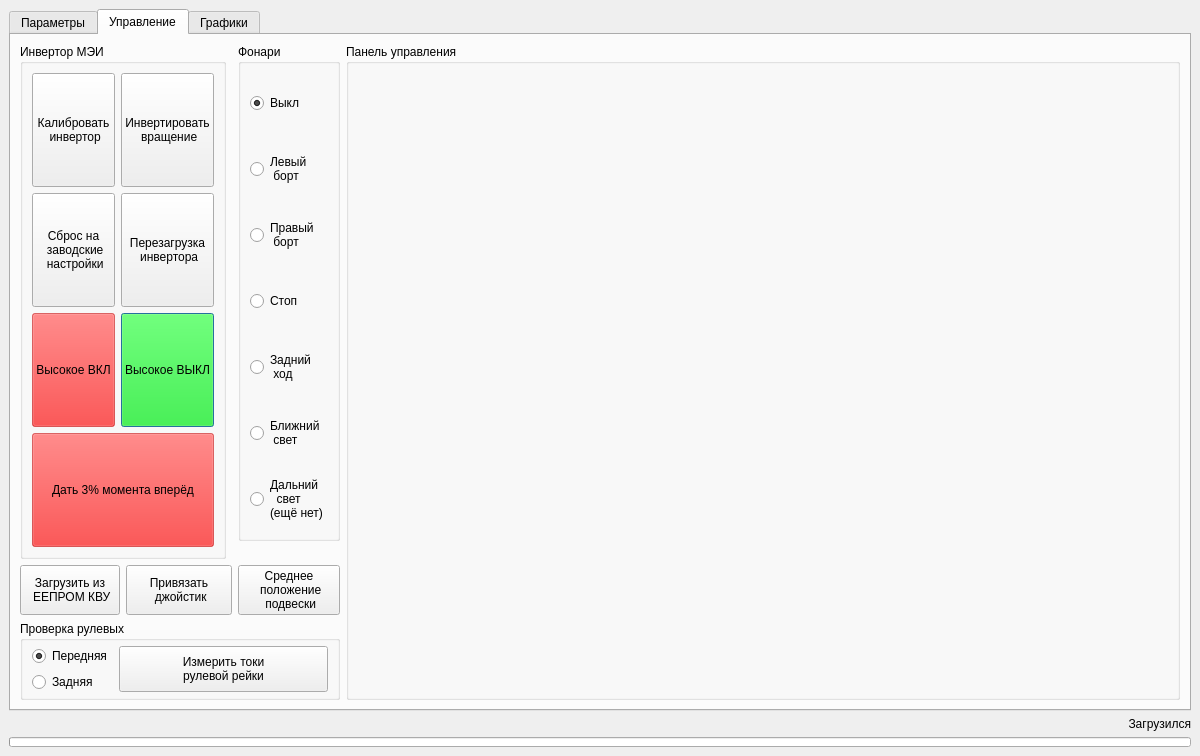
Before: the Qt Designer form VMU_monitor_v3.ui in hochu-leto/EVIS, drawn with Qt 5.
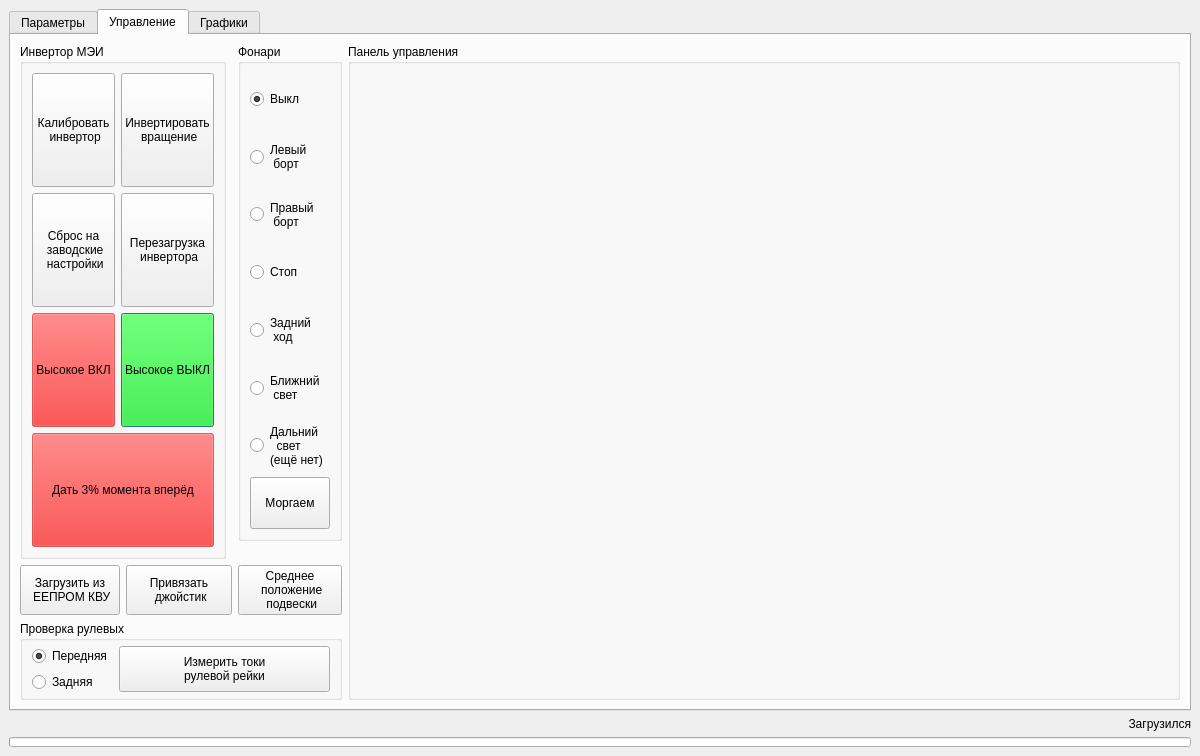
After: the same form once the commit is applied. The open tabs and pages were chosen to show the change.

Commit message: кнопка поморгать

What changed in the file:
```diff
--- a/VMU_monitor_v3.ui
+++ b/VMU_monitor_v3.ui
@@ -731,6 +731,19 @@
              </property>
             </widget>
            </item>
+           <item>
+            <widget class="QPushButton" name="flash_light_btn">
+             <property name="sizePolicy">
+              <sizepolicy hsizetype="Preferred" vsizetype="Expanding">
+               <horstretch>0</horstretch>
+               <verstretch>0</verstretch>
+              </sizepolicy>
+             </property>
+             <property name="text">
+              <string>Моргаем</string>
+             </property>
+            </widget>
+           </item>
           </layout>
          </widget>
         </item>
```
The commit also changes 4 other files.
